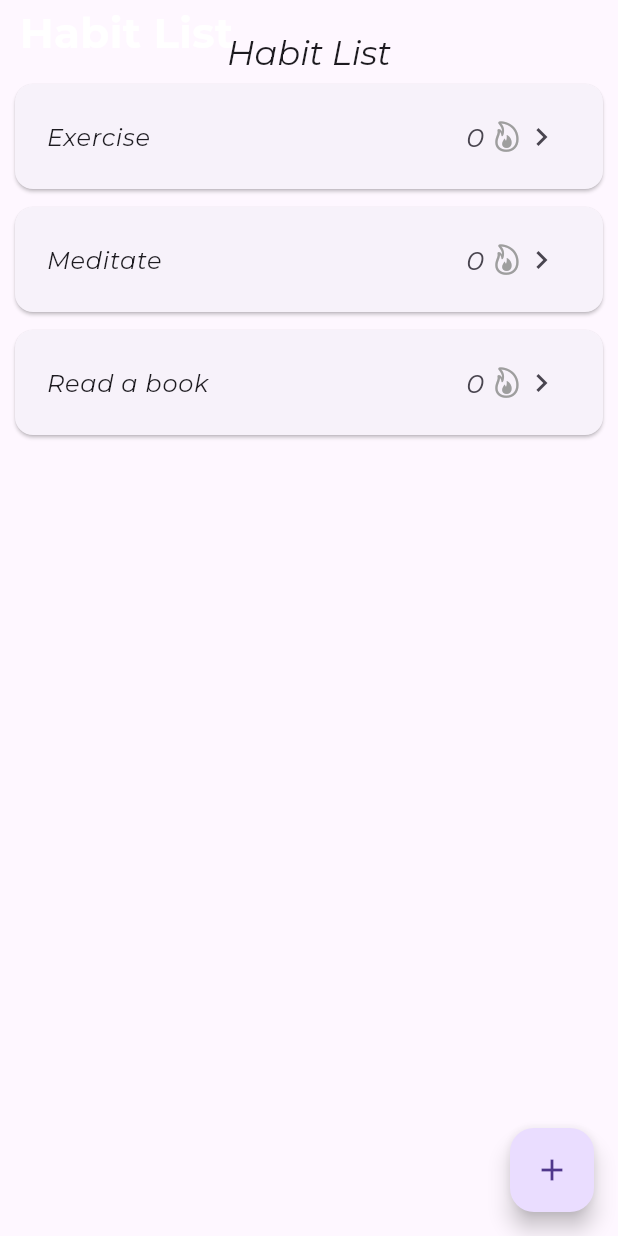
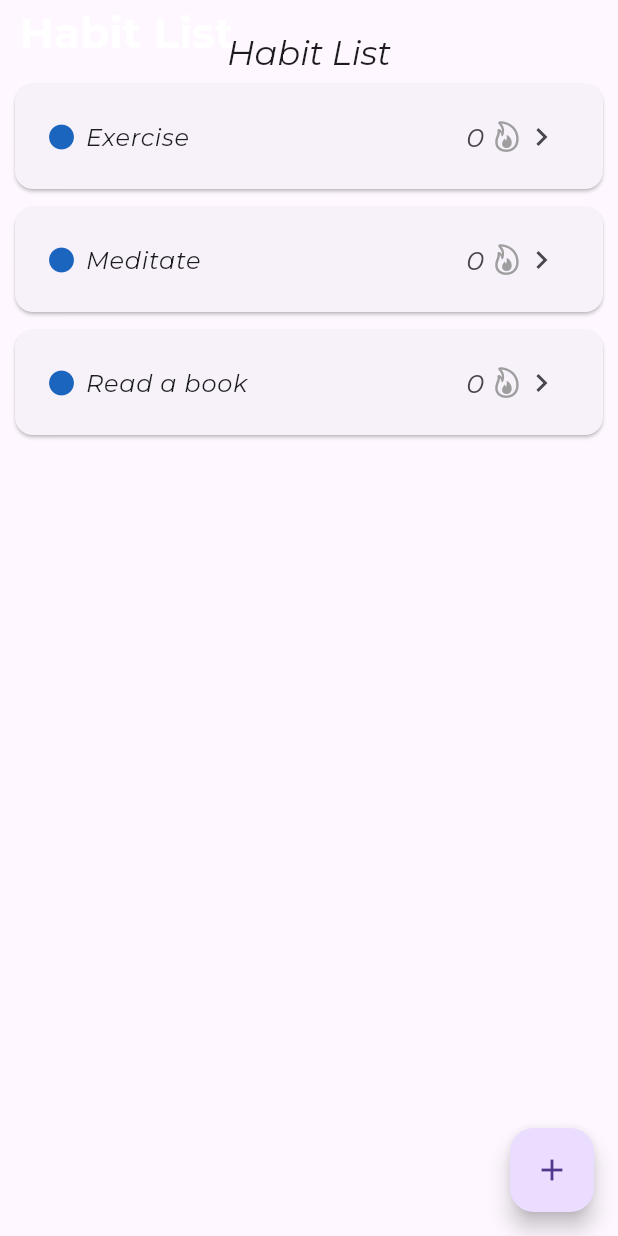
Before and after one commit to erik9876/HabitTracker-Flutter, a Flutter app: the screen it shows after launch, on a phone screen of 412 x 824 dp. Run offline on Flutter 3.47's test engine with Material 3 defaults, Android fonts, the phone set to English and light mode, and no system bars; drawn by our look-alikes of flutter_slidable; our stand-ins replace flutter_colorpicker, get_it, sqflite, table_calendar; accounts and stored records are empty; project files that could hold a hidden picture were left out.

Commit message:
refactor: Moved settings to habit list
implemented Slidable

```diff
--- a/lib/components/habit_card.dart
+++ b/lib/components/habit_card.dart
@@ -17,7 +17,17 @@ class HabitCard extends StatelessWidget {
         child: Padding(
           padding: const EdgeInsets.all(5.0),
           child: ListTile(
-            title: Text(habit.name),
+            title: Row(
+              children: [
+                Icon(
+                  Icons.circle,
+                  color: habit.color,
+                  size: 20,
+                ),
+                const SizedBox(width: 6),
+                Text(habit.name),
+              ],
+            ),
             trailing: SizedBox(
               width: 100,
               child: Row(
--- a/lib/screens/habit_list_screen.dart
+++ b/lib/screens/habit_list_screen.dart
@@ -6,6 +6,9 @@ import 'package:habit_tracker/data/services/habit_manager.dart';
 import 'package:habit_tracker/main.dart';
 import 'package:habit_tracker/screens/habit_tabs_screen.dart';
 import 'dart:developer';
+import 'package:flutter_slidable/flutter_slidable.dart';
+import 'package:flutter/cupertino.dart';
+import 'package:habit_tracker/screens/habit_settings_screen.dart';
 
 class HabitListScreen extends StatefulWidget {
   const HabitListScreen({super.key});
@@ -36,10 +39,11 @@ class _HabitListScreenState extends State<HabitListScreen> {
   Future<void> loadHabits() async {
     List<Habit> loadedHabits = await _habitManager.getHabits();
     loadedHabits.sort((h1, h2) => h1.position.compareTo(h2.position));
-
-    setState(() {
-      habits = loadedHabits;
-    });
+    if (mounted) {
+      setState(() {
+        habits = loadedHabits;
+      });
+    }
   }
 
   void _addHabit() {
@@ -68,10 +72,21 @@ class _HabitListScreenState extends State<HabitListScreen> {
     });
   }
 
-  void _deleteHabit(Habit habit) async {
+  void _deleteHabit(Habit habit, BuildContext context) async {
     await _habitManager.delete(habit);
     setState(() {
       habits.remove(habit);
+      ScaffoldMessenger.of(context).showSnackBar(
+        SnackBar(
+          content: Text(
+            '${habit.name} dismissed',
+            style: const TextStyle(
+              color: Colors.white,
+            ),
+          ),
+          backgroundColor: Theme.of(context).dialogBackgroundColor,
+        ),
+      );
     });
   }
 
@@ -120,7 +135,7 @@ class _HabitListScreenState extends State<HabitListScreen> {
         body: CustomScrollView(
           slivers: [
             SliverAppBar(
-              surfaceTintColor: Theme.of(context).canvasColor, // bisschen dumm
+              surfaceTintColor: Theme.of(context).dialogBackgroundColor,
               expandedHeight: 50.0,
               collapsedHeight: 15,
               toolbarHeight: 15,
@@ -166,20 +181,45 @@ class _HabitListScreenState extends State<HabitListScreen> {
                 physics: const NeverScrollableScrollPhysics(),
                 children: [
                   for (int index = 0; index < habits.length; index++)
-                    Dismissible(
+                    Slidable(
                       key: ValueKey(habits[index].id),
-                      direction: DismissDirection.endToStart,
-                      onDismissed: (direction) {
-                        _deleteHabit(habits[index]);
-                      },
-                      background: Container(
-                        color: Colors.red,
-                        alignment: Alignment.centerRight,
-                        padding: const EdgeInsets.symmetric(horizontal: 20),
-                        child: const Icon(
-                          Icons.delete,
-                          color: Colors.white,
+                      endActionPane: ActionPane(
+                        motion: const DrawerMotion(),
+                        dismissible: DismissiblePane(
+                          onDismissed: () =>
+                              _deleteHabit(habits[index], context),
                         ),
+                        children: [
+                          SlidableAction(
+                            onPressed: (context) async {
+                              await Navigator.of(context).push(
+                                PageRouteBuilder(
+                                  pageBuilder: (context, animation,
+                                          secondaryAnimation) =>
+                                      HabitSettingsScreen(habit: habits[index]),
+                                ),
+                              );
+
+                              setState(() {});
+                            },
+                            backgroundColor: Colors.grey,
+                            foregroundColor: Colors.white,
+                            icon: CupertinoIcons.settings,
+                            borderRadius: BorderRadius.circular(12),
+                            padding: const EdgeInsets.symmetric(horizontal: 5),
+                            label: 'Settings',
+                          ),
+                          SlidableAction(
+                            onPressed: (context) =>
+                                _deleteHabit(habits[index], context),
+                            backgroundColor: Colors.red,
+                            foregroundColor: Colors.white,
+                            icon: CupertinoIcons.delete,
+                            borderRadius: BorderRadius.circular(12),
+                            padding: const EdgeInsets.symmetric(horizontal: 5),
+                            label: 'Delete',
+                          ),
+                        ],
                       ),
                       child: GestureDetector(
                         onTap: () async {
--- a/pubspec.yaml
+++ b/pubspec.yaml
@@ -43,6 +43,7 @@ dependencies:
   path: ^1.9.0
   get_it: ^7.7.0
   flutter_colorpicker: ^1.1.0
+  flutter_slidable: ^3.1.0
 
 dev_dependencies:
   flutter_test:
```
Also changed, not shown: lib/screens/habit_detail_screen.dart (+0 -14 lines).
